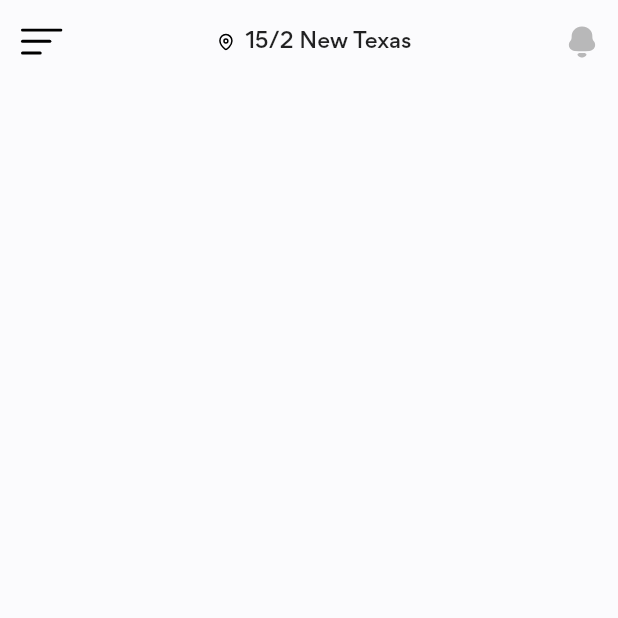
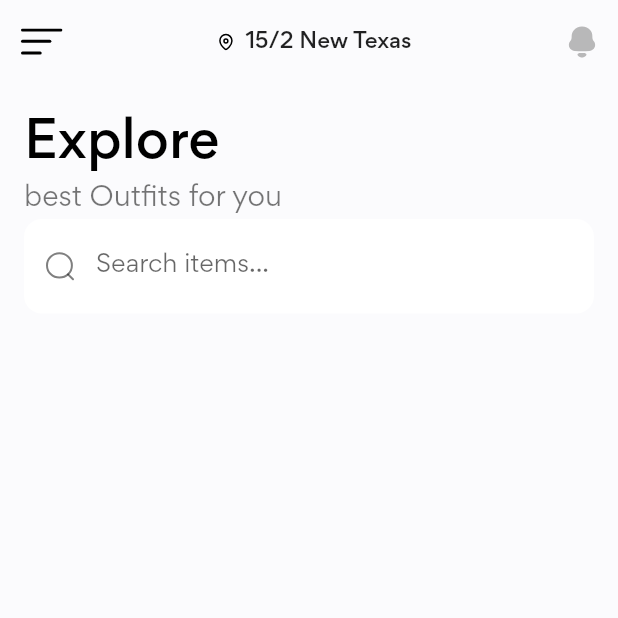
Before and after one commit to abuanwar072/Flutter-Shop-UI-Kit, a Flutter app: the screen it shows after launch, on a phone screen of 412 x 824 dp, the top half of it. Run offline on Flutter 3.47's test engine with Material 2 defaults, Android fonts, the phone set to English and light mode, and no system bars; our stand-ins replace flutter_svg.

Commit message:
search icon added

```diff
--- a/lib/screens/home/home_screen.dart
+++ b/lib/screens/home/home_screen.dart
@@ -7,6 +7,10 @@ class HomeScreen extends StatelessWidget {
 
   @override
   Widget build(BuildContext context) {
+    var outlineInputBorder = OutlineInputBorder(
+      borderRadius: const BorderRadius.all(Radius.circular(12)),
+      borderSide: BorderSide.none,
+    );
     return Scaffold(
       appBar: AppBar(
         leading: IconButton(
@@ -31,6 +35,42 @@ class HomeScreen extends StatelessWidget {
           ),
         ],
       ),
+      body: SingleChildScrollView(
+        padding: const EdgeInsets.all(defaultPadding),
+        child: Column(
+          crossAxisAlignment: CrossAxisAlignment.start,
+          children: [
+            Text(
+              "Explore",
+              style: Theme.of(context)
+                  .textTheme
+                  .headline4!
+                  .copyWith(fontWeight: FontWeight.w500, color: Colors.black),
+            ),
+            const Text(
+              "best Outfits for you",
+              style: TextStyle(fontSize: 18),
+            ),
+            Form(
+              child: TextFormField(
+                decoration: InputDecoration(
+                  filled: true,
+                  fillColor: Colors.white,
+                  hintText: "Search items...",
+                  border: outlineInputBorder,
+                  enabledBorder: outlineInputBorder,
+                  focusedBorder: outlineInputBorder,
+                  errorBorder: outlineInputBorder,
+                  prefixIcon: Padding(
+                    padding: const EdgeInsets.all(14),
+                    child: SvgPicture.asset("assets/icons/Search.svg"),
+                  ),
+                ),
+              ),
+            )
+          ],
+        ),
+      ),
     );
   }
 }
```
Also changed, not shown: assets/icons/Search.svg (added).
